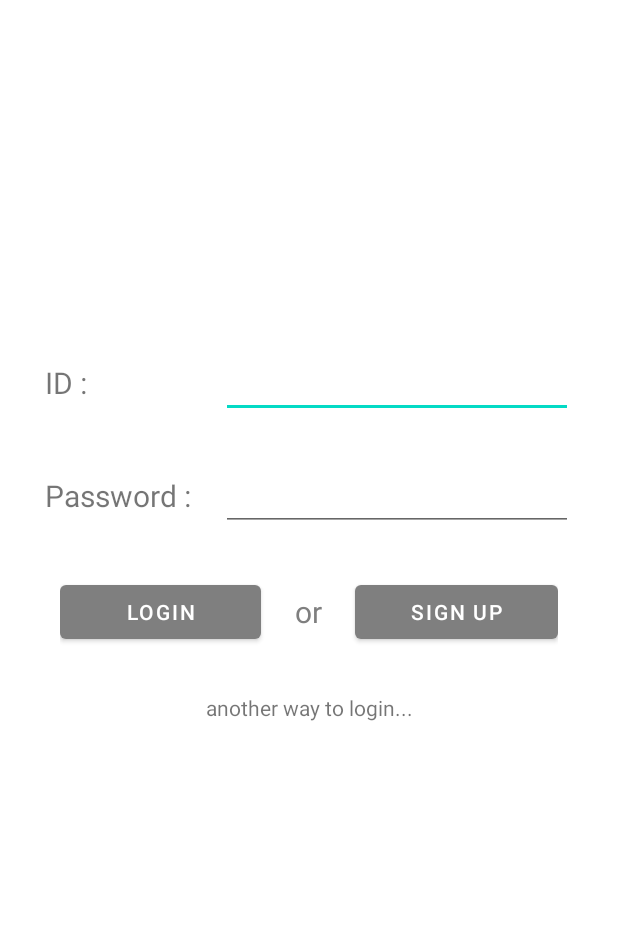
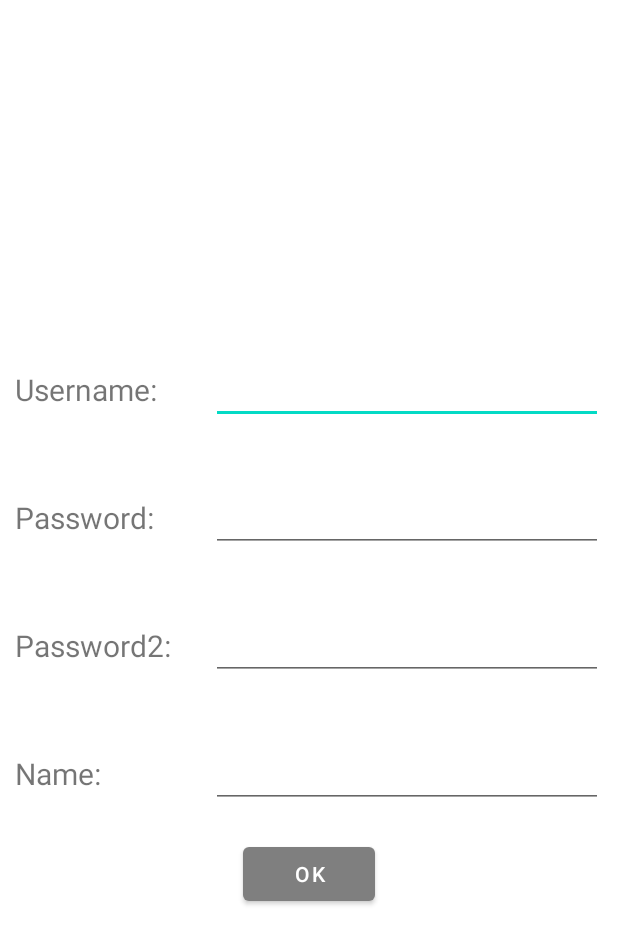
Before and after one commit to datb99/OnleeThryy, an Android app: the screen it shows after launch (LoginActivity before the commit, RegisterActivity after it), after a tap on "SIGN UP", on a phone screen of 412 x 824 dp. Shown: the top 944 px of the screen. Run offline under Robolectric (Android 15) with nearby library versions, the phone set to English and light mode, and no system bars.

Commit message:
Create register activity

```diff
--- a/app/build.gradle
+++ b/app/build.gradle
@@ -27,9 +27,9 @@ android {
         sourceCompatibility JavaVersion.VERSION_1_8
         targetCompatibility JavaVersion.VERSION_1_8
     }
-//    buildFeatures {
-//        viewBinding true
-//    }
+    buildFeatures {
+        viewBinding true
+    }
 
     dataBinding{
         enabled=true
--- a/app/src/main/AndroidManifest.xml
+++ b/app/src/main/AndroidManifest.xml
@@ -1,6 +1,7 @@
 <?xml version="1.0" encoding="utf-8"?>
 <manifest xmlns:android="http://schemas.android.com/apk/res/android"
     package="com.kma.onleethryy">
+
     <uses-permission android:name="android.permission.INTERNET" />
 
     <application
@@ -9,7 +10,11 @@
         android:label="@string/app_name"
         android:roundIcon="@mipmap/ic_launcher_round"
         android:supportsRtl="true"
+        android:usesCleartextTraffic="true"
         android:theme="@style/Theme.OnleeThryy">
+        <activity
+            android:name=".activity.register.RegisterActivity"
+            android:exported="false" />
         <activity
             android:name=".activity.mainScreen.MainScreenActivity"
             android:exported="true" />
--- a/app/src/main/java/com/kma/onleethryy/activity/login/LoginViewModel.java
+++ b/app/src/main/java/com/kma/onleethryy/activity/login/LoginViewModel.java
@@ -2,6 +2,7 @@ package com.kma.onleethryy.activity.login;
 
 import android.content.Intent;
 import android.util.Log;
+import android.widget.Toast;
 
 import androidx.databinding.BaseObservable;
 import androidx.databinding.Bindable;
@@ -10,6 +11,7 @@ import androidx.databinding.ObservableField;
 import com.google.gson.Gson;
 import com.kma.onleethryy.BR;
 import com.kma.onleethryy.activity.mainScreen.MainScreenActivity;
+import com.kma.onleethryy.activity.register.RegisterActivity;
 import com.kma.onleethryy.api.APIClient;
 import com.kma.onleethryy.api.APIInterface;
 
@@ -78,7 +80,7 @@ public class LoginViewModel extends BaseObservable {
     }
 
     public void onClickSignUp(){
-
+        activity.startActivity(new Intent(activity , RegisterActivity.class));
     }
 
     public void onClickOption(){
--- /dev/null
+++ b/app/src/main/java/com/kma/onleethryy/activity/register/RegisterActivity.java
@@ -0,0 +1,60 @@
+package com.kma.onleethryy.activity.register;
+
+import androidx.annotation.NonNull;
+import androidx.appcompat.app.AppCompatActivity;
+
+import android.os.Bundle;
+import android.util.Log;
+import android.widget.Button;
+import android.widget.EditText;
+import android.widget.Toast;
+
+import com.google.gson.Gson;
+import com.kma.onleethryy.activity.login.LoginActivity;
+
+import com.kma.onleethryy.R;
+import com.kma.onleethryy.api.*;
+
+import retrofit2.Call;
+import retrofit2.Callback;
+import retrofit2.Response;
+
+public class RegisterActivity extends AppCompatActivity {
+
+    EditText etUsername, etPass, etPass2, etName;
+    Button btRegister;
+
+    @Override
+    protected void onCreate(Bundle savedInstanceState) {
+        super.onCreate(savedInstanceState);
+        setContentView(R.layout.activity_register);
+
+        etUsername = findViewById(R.id.etUsername);
+        etPass = findViewById(R.id.etPass);
+        etPass2 = findViewById(R.id.etPass2);
+        etName = findViewById(R.id.etName);
+        btRegister = findViewById(R.id.btRegister);
+
+        btRegister.setOnClickListener(view -> {
+            APIClient.getClient().create(APIInterface.class)
+                    .registerUser(new APIInterface.postRegister(etUsername.getText().toString(), etPass.getText().toString(), etPass2.getText().toString(), etName.getText().toString()))
+                    .enqueue(new Callback<APIInterface.returnRegister>() {
+                        @Override
+                        public void onResponse(@NonNull Call<APIInterface.returnRegister> call, @NonNull Response<APIInterface.returnRegister> response) {
+                            if (response.body().isSuccess()) {
+                                Toast.makeText(RegisterActivity.this, "Success", Toast.LENGTH_SHORT).show();
+                                Log.i("TAG", "onResponse: Success");
+                            } else {
+                                Toast.makeText(RegisterActivity.this, response.body().getMessage(), Toast.LENGTH_SHORT).show();
+                                Log.i("TAG", "onResponse: " + response.body().getMessage());
+                            }
+                        }
+
+                        @Override
+                        public void onFailure(@NonNull Call<APIInterface.returnRegister> call, @NonNull Throwable t) {
+                            Toast.makeText(RegisterActivity.this, t.getMessage(), Toast.LENGTH_SHORT).show();
+                        }
+                    });
+        });
+    }
+}
--- /dev/null
+++ b/app/src/main/res/layout/activity_register.xml
@@ -0,0 +1,113 @@
+<?xml version="1.0" encoding="utf-8"?>
+<LinearLayout xmlns:android="http://schemas.android.com/apk/res/android"
+    xmlns:app="http://schemas.android.com/apk/res-auto"
+    xmlns:tools="http://schemas.android.com/tools"
+    android:layout_width="match_parent"
+    android:layout_height="match_parent"
+    android:layout_marginHorizontal="10dp"
+    android:gravity="center"
+    android:orientation="vertical"
+    tools:context=".activity.register.RegisterActivity">
+
+    <LinearLayout
+        android:layout_width="match_parent"
+        android:layout_height="wrap_content"
+        android:layout_marginVertical="20dp"
+        android:orientation="horizontal">
+
+        <TextView
+            android:layout_width="0dp"
+            android:layout_height="match_parent"
+            android:layout_weight="1"
+            android:gravity="center_vertical"
+            android:text="@string/username"
+            android:textSize="20sp" />
+
+        <EditText
+            android:id="@+id/etUsername"
+            android:layout_width="0dp"
+            android:layout_height="match_parent"
+            android:layout_weight="2"
+            android:autofillHints=""
+            android:inputType="text"
+            tools:ignore="LabelFor" />
+    </LinearLayout>
+
+    <LinearLayout
+        android:layout_width="match_parent"
+        android:layout_height="wrap_content"
+        android:layout_marginVertical="20dp"
+        android:orientation="horizontal">
+
+        <TextView
+            android:layout_width="0dp"
+            android:layout_height="match_parent"
+            android:layout_weight="1"
+            android:gravity="center_vertical"
+            android:text="@string/password"
+            android:textSize="20sp" />
+
+        <EditText
+            android:id="@+id/etPass"
+            android:layout_width="0dp"
+            android:layout_height="match_parent"
+            android:layout_weight="2"
+            android:autofillHints=""
+            android:inputType="textPassword"
+            tools:ignore="LabelFor" />
+    </LinearLayout>
+
+    <LinearLayout
+        android:layout_width="match_parent"
+        android:layout_height="wrap_content"
+        android:layout_marginVertical="20dp"
+        android:orientation="horizontal">
+
+        <TextView
+            android:layout_width="0dp"
+            android:layout_height="match_parent"
+            android:layout_weight="1"
+            android:gravity="center_vertical"
+            android:text="@string/password2"
+            android:textSize="20sp" />
+
+        <EditText
+            android:id="@+id/etPass2"
+            android:layout_width="0dp"
+            android:layout_height="match_parent"
+            android:layout_weight="2"
+            android:autofillHints=""
+            android:inputType="textPassword"
+            tools:ignore="LabelFor" />
+    </LinearLayout>
+
+    <LinearLayout
+        android:layout_width="match_parent"
+        android:layout_height="wrap_content"
+        android:layout_marginVertical="20dp"
+        android:orientation="horizontal">
+
+        <TextView
+            android:layout_width="0dp"
+            android:layout_height="match_parent"
+            android:layout_weight="1"
+            android:gravity="center_vertical"
+            android:text="@string/name"
+            android:textSize="20sp" />
+
+        <EditText
+            android:id="@+id/etName"
+            android:layout_width="0dp"
+            android:layout_height="match_parent"
+            android:layout_weight="2"
+            android:autofillHints=""
+            android:inputType="text"
+            tools:ignore="LabelFor" />
+    </LinearLayout>
+
+    <Button
+        android:id="@+id/btRegister"
+        android:layout_width="wrap_content"
+        android:layout_height="wrap_content"
+        android:text="@string/ok" />
+</LinearLayout>
--- a/app/src/main/res/values/strings.xml
+++ b/app/src/main/res/values/strings.xml
@@ -11,4 +11,9 @@
     <string name="login_failed">"Login failed"</string>
     <!-- TODO: Remove or change this placeholder text -->
     <string name="hello_blank_fragment">Hello blank fragment</string>
+    <string name="ok">Ok</string>
+    <string name="name">Name:</string>
+    <string name="password2">Password2:</string>
+    <string name="password">Password:</string>
+    <string name="username">Username:</string>
 </resources>
```
Also changed, not shown: app/src/main/java/com/kma/onleethryy/api/APIInterface.java (+60 -3 lines).
